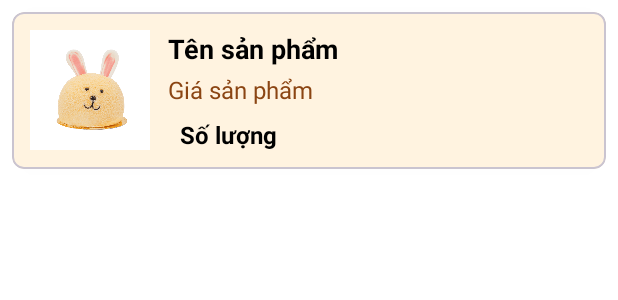
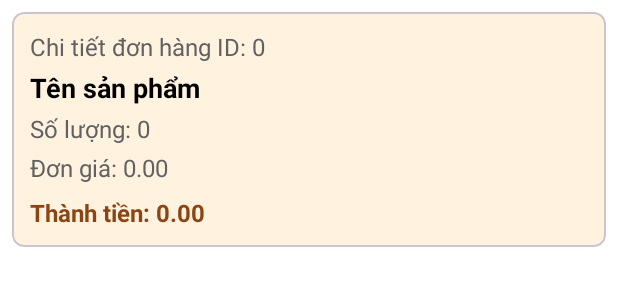
Before and after one commit to NhanPham-code/PRM392_Final_Project, an Android app: the layout item_order_detail_history.xml on its own in the app's theme, with its tools: preview values and no code run, on a phone screen of 412 x 824 dp. Shown: the top 300 px of the screen. Run offline under Robolectric (Android 15) with nearby library versions, the phone set to English and light mode, and no system bars; network calls fail.

Commit message:
save order

```diff
--- a/app/src/main/java/com/example/bakeryshop/Adapters/OrderDetailAdapter.java
+++ b/app/src/main/java/com/example/bakeryshop/Adapters/OrderDetailAdapter.java
@@ -14,30 +14,30 @@ import com.example.bakeryshop.R;
 
 import java.util.List;
 
-public class OrderDetailAdapter extends RecyclerView.Adapter<OrderDetailAdapter.OrderDetailViewHolder> {
-    private List<ReadOrderDetailDTO> orderDetailList;
-    private ProductRepository productRepository;
-    private Context context;
-    public OrderDetailAdapter(List<ReadOrderDetailDTO> orderDetailList, Context context) {
-        this.orderDetailList = orderDetailList;
-        this.context = context;
-    }
-
-
-    @NonNull
-    @Override
-    public OrderDetailAdapter.OrderDetailViewHolder onCreateViewHolder(@NonNull ViewGroup parent, int viewType) {
-        View view = LayoutInflater.from(parent.getContext()).inflate(R.layout.item_order_detail_history, parent, false);
-        return new OrderDetailViewHolder(view);
-    }
-
-    @Override
-    public void onBindViewHolder(@NonNull OrderDetailAdapter.OrderDetailViewHolder holder, int position) {
-
-    }
-
-    @Override
-    public int getItemCount() {
-        return 0;
-    }
-}
+//public class OrderDetailAdapter extends RecyclerView.Adapter<OrderDetailAdapter.OrderDetailViewHolder> {
+//    private List<ReadOrderDetailDTO> orderDetailList;
+//    private ProductRepository productRepository;
+//    private Context context;
+//    public OrderDetailAdapter(List<ReadOrderDetailDTO> orderDetailList, Context context) {
+//        this.orderDetailList = orderDetailList;
+//        this.context = context;
+//    }
+//
+//
+//    @NonNull
+//    @Override
+//    public OrderDetailAdapter.OrderDetailViewHolder onCreateViewHolder(@NonNull ViewGroup parent, int viewType) {
+//        View view = LayoutInflater.from(parent.getContext()).inflate(R.layout.item_order_detail_history, parent, false);
+//        return new OrderDetailViewHolder(view);
+//    }
+//
+//    @Override
+//    public void onBindViewHolder(@NonNull OrderDetailAdapter.OrderDetailViewHolder holder, int position) {
+//
+//    }
+//
+//    @Override
+//    public int getItemCount() {
+//        return 0;
+//    }
+//}
--- a/app/src/main/java/com/example/bakeryshop/Data/DTO/ReadOrderDetailDTO.java
+++ b/app/src/main/java/com/example/bakeryshop/Data/DTO/ReadOrderDetailDTO.java
@@ -5,12 +5,14 @@ public class ReadOrderDetailDTO {
     public int orderID;
     public int productID;
     public String productName;
+    public String productImg;
     public int quantity;
     public double unitPrice;
     public double totalPrice;
 
     public ReadOrderDetailDTO() {
     }
+
 
     public int getOrderDetailID() {
         return orderDetailID;
@@ -22,6 +24,14 @@ public class ReadOrderDetailDTO {
 
     public int getOrderID() {
         return orderID;
+    }
+
+    public String getProductImg() {
+        return productImg;
+    }
+
+    public void setProductImg(String productImg) {
+        this.productImg = productImg;
     }
 
     public void setOrderID(int orderID) {
--- a/app/src/main/res/layout/item_order_detail_history.xml
+++ b/app/src/main/res/layout/item_order_detail_history.xml
@@ -7,71 +7,64 @@
     android:layout_margin="8dp"
     app:cardCornerRadius="8dp"
     app:cardElevation="4dp"
-    app:cardBackgroundColor="@color/colorCardBackground"> <LinearLayout
-    android:layout_width="match_parent"
-    android:layout_height="wrap_content"
-    android:orientation="horizontal"
-    android:padding="12dp"
-    android:gravity="center_vertical">
-
-
-    <com.google.android.material.imageview.ShapeableImageView
-        android:id="@+id/img_item"
-        android:layout_width="80dp"
-        android:layout_height="80dp"
-        android:scaleType="centerCrop"
-        android:src="@drawable/bunny"
-        android:background="@color/white" android:contentDescription="@string/product_image_description"/>
+    app:cardBackgroundColor="@color/colorCardBackground">
 
     <LinearLayout
+        android:layout_width="match_parent"
+        android:layout_height="wrap_content"
         android:orientation="vertical"
-        android:layout_width="0dp"
-        android:layout_height="wrap_content"
-        android:layout_weight="1"
-        android:paddingStart="12dp"
-        android:paddingEnd="12dp">
+        android:padding="12dp">
 
+        <!-- orderDetailID -->
         <TextView
-            android:id="@+id/tv_name"
+            android:id="@+id/tv_order_detail_id"
             android:layout_width="match_parent"
             android:layout_height="wrap_content"
-            android:text="@string/sample_product_name"
-            android:textSize="18sp"
-            android:textStyle="bold"
-            android:textColor="@color/colorTextPrimary"
-            android:maxLines="2"
-            android:ellipsize="end"/>
+            android:text="Chi tiết đơn hàng ID: 0"
+            android:textSize="16sp"
+            android:textColor="@color/colorTextSecondary"/>
 
+        <!-- productName -->
         <TextView
-            android:id="@+id/tv_price"
+            android:id="@+id/tv_product_name"
             android:layout_width="match_parent"
             android:layout_height="wrap_content"
-            android:text="@string/sample_product_price"
+            android:text="Tên sản phẩm"
+            android:textStyle="bold"
+            android:textSize="18sp"
+            android:textColor="@color/colorTextPrimary"
+            android:layout_marginTop="4dp"/>
+
+        <!-- quantity -->
+        <TextView
+            android:id="@+id/tv_quantity"
+            android:layout_width="match_parent"
+            android:layout_height="wrap_content"
+            android:text="Số lượng: 0"
             android:textSize="16sp"
-            android:textColor="@color/bakery_brown" android:layout_marginTop="4dp"/>
+            android:textColor="@color/colorTextSecondary"
+            android:layout_marginTop="4dp"/>
 
-        <LinearLayout
-            android:layout_width="wrap_content"
+        <!-- unitPrice -->
+        <TextView
+            android:id="@+id/tv_unit_price"
+            android:layout_width="match_parent"
             android:layout_height="wrap_content"
-            android:orientation="horizontal"
-            android:gravity="center_vertical"
-            android:layout_marginTop="8dp">
+            android:text="Đơn giá: 0.00"
+            android:textSize="16sp"
+            android:textColor="@color/colorTextSecondary"
+            android:layout_marginTop="4dp"/>
 
-            <TextView
-                android:id="@+id/tv_quantity"
-                android:layout_width="wrap_content"
-                android:layout_height="wrap_content"
-                android:text="@string/sample_quantity"
-                android:textSize="16sp"
-                android:textStyle="bold"
-                android:textColor="@color/colorTextPrimary"
-                android:paddingStart="8dp"
-                android:paddingEnd="8dp"/>
-
-        </LinearLayout>
+        <!-- totalPrice -->
+        <TextView
+            android:id="@+id/tv_total_price"
+            android:layout_width="match_parent"
+            android:layout_height="wrap_content"
+            android:text="Thành tiền: 0.00"
+            android:textStyle="bold"
+            android:textSize="16sp"
+            android:textColor="@color/bakery_brown"
+            android:layout_marginTop="8dp"/>
 
     </LinearLayout>
-
-
-</LinearLayout>
 </com.google.android.material.card.MaterialCardView>
```
